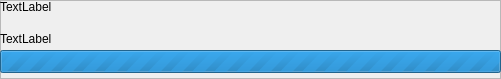
The window that downloadframe.ui (MaximusFk/Vik) describes before a commit, drawn with Qt 5.
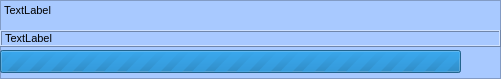
The same window after the commit. Icons and pictures are not drawn.

```diff
--- a/downloadframe.ui
+++ b/downloadframe.ui
@@ -19,6 +19,9 @@
   <property name="windowTitle">
    <string>Frame</string>
   </property>
+  <property name="styleSheet">
+   <string notr="true">background-color: rgb(168, 201, 255);</string>
+  </property>
   <property name="frameShape">
    <enum>QFrame::StyledPanel</enum>
   </property>
@@ -40,8 +43,17 @@
      <verstretch>0</verstretch>
     </sizepolicy>
    </property>
+   <property name="font">
+    <font>
+     <pointsize>8</pointsize>
+     <kerning>true</kerning>
+    </font>
+   </property>
+   <property name="frameShape">
+    <enum>QFrame::StyledPanel</enum>
+   </property>
    <property name="lineWidth">
-    <number>10</number>
+    <number>5</number>
    </property>
    <property name="text">
     <string>TextLabel</string>
@@ -65,6 +77,17 @@
      <height>17</height>
     </rect>
    </property>
+   <property name="font">
+    <font>
+     <pointsize>8</pointsize>
+    </font>
+   </property>
+   <property name="frameShape">
+    <enum>QFrame::Box</enum>
+   </property>
+   <property name="frameShadow">
+    <enum>QFrame::Raised</enum>
+   </property>
    <property name="text">
     <string>TextLabel</string>
    </property>
@@ -74,7 +97,7 @@
     <rect>
      <x>0</x>
      <y>50</y>
-     <width>501</width>
+     <width>461</width>
      <height>23</height>
     </rect>
    </property>
@@ -97,6 +120,26 @@
     <string>%v/%m</string>
    </property>
   </widget>
+  <widget class="QPushButton" name="cancel">
+   <property name="geometry">
+    <rect>
+     <x>459</x>
+     <y>51</y>
+     <width>41</width>
+     <height>21</height>
+    </rect>
+   </property>
+   <property name="text">
+    <string/>
+   </property>
+   <property name="icon">
+    <iconset resource="ux_icons.qrc">
+     <normaloff>:/icons/buttons/cancel-button.png</normaloff>:/icons/buttons/cancel-button.png</iconset>
+   </property>
+   <property name="flat">
+    <bool>true</bool>
+   </property>
+  </widget>
  </widget>
  <resources/>
  <connections/>
```
Left out of the diff: 4 changed lines with no effect on the pictures.
